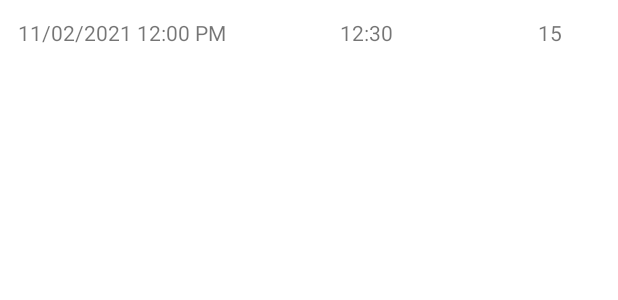
After one commit to zcr003/codebreaker, an Android app: the layout item_game_summary.xml on its own in the app's theme, with its tools: preview values and no code run, on a phone screen of 412 x 824 dp. The commit adds this screen. Shown: the top 300 px of the screen. Run offline under Robolectric (Android 15) with nearby library versions, the phone set to English and light mode, and no system bars; network calls fail.

Commit message:
App running. End of day commit.

```diff
--- a/app/src/main/res/layout/fragment_play.xml
+++ b/app/src/main/res/layout/fragment_play.xml
@@ -35,7 +35,7 @@
       android:layout_width="0dp"
       android:layout_height="wrap_content"
       android:inputType="text"
-      android:hint="@string/guess_hint"
+      android:hint="@string/text_of_guess"
       android:layout_margin="@dimen/half_dynamic_spacing"
       android:layout_weight="1"
       tools:ignore="Autofill"/>
--- a/app/src/main/res/layout/fragment_scores.xml
+++ b/app/src/main/res/layout/fragment_scores.xml
@@ -15,8 +15,9 @@
     app:layoutManager="androidx.recyclerview.widget.LinearLayoutManager"
     app:layout_constraintTop_toTopOf="parent"
     app:layout_constraintBottom_toBottomOf="parent"
+    app:layout_constraintStart_toStartOf="parent"
     app:layout_constraintEnd_toEndOf="parent"
-    app:layout_constraintStart_toStartOf="parent"/>
+    tools:listitem="@layout/item_game_summary"/>
 
 
 </androidx.constraintlayout.widget.ConstraintLayout>
--- /dev/null
+++ b/app/src/main/res/layout/item_game_summary.xml
@@ -0,0 +1,43 @@
+<?xml version="1.0" encoding="utf-8"?>
+<androidx.constraintlayout.widget.ConstraintLayout
+  xmlns:android="http://schemas.android.com/apk/res/android"
+  xmlns:tools="http://schemas.android.com/tools"
+  xmlns:app="http://schemas.android.com/apk/res-auto"
+  android:layout_width="match_parent"
+  android:layout_height="wrap_content"
+  android:padding="@dimen/half_dynamic_spacing">
+
+  <TextView
+    android:id="@+id/created"
+    android:layout_width="0dp"
+    android:layout_height="wrap_content"
+    android:layout_margin="@dimen/half_static_spacing"
+    tools:text="11/02/2021 12:00 PM"
+    app:layout_constraintTop_toTopOf="parent"
+    app:layout_constraintStart_toStartOf="parent"
+    app:layout_constraintEnd_toStartOf="@+id/total_time"
+    app:layout_constraintHorizontal_weight="5"/>
+
+  <TextView
+    android:id="@+id/total_time"
+    android:layout_width="0dp"
+    android:layout_height="wrap_content"
+    android:layout_margin="@dimen/half_static_spacing"
+    app:layout_constraintStart_toEndOf="@+id/created"
+    app:layout_constraintBaseline_toBaselineOf="@id/created"
+    app:layout_constraintEnd_toStartOf="@+id/guess_count"
+    app:layout_constraintHorizontal_weight="3"
+    tools:text="12:30"/>
+
+  <TextView
+    android:id="@+id/guess_count"
+    android:layout_width="0dp"
+    android:layout_height="wrap_content"
+    android:layout_margin="@dimen/half_static_spacing"
+    app:layout_constraintStart_toEndOf="@+id/total_time"
+    app:layout_constraintBaseline_toBaselineOf="@id/total_time"
+    app:layout_constraintEnd_toEndOf="parent"
+    app:layout_constraintHorizontal_weight="1"
+    tools:text="15"/>
+
+</androidx.constraintlayout.widget.ConstraintLayout>
--- a/app/src/main/res/values/strings.xml
+++ b/app/src/main/res/values/strings.xml
@@ -17,5 +17,6 @@
 
   <string name="play_error_message">Unable to process request. (%s)</string>
   <string name="error_dismiss">Dismiss</string>
+  <string name="text_of_guess">Text of Guess</string>
 
 </resources>
```
Also changed, not shown: app/src/main/java/edu/cnm/deepdive/codebreaker/adapter/GameSummaryAdapter.java (added, +72 -0 lines), app/src/main/java/edu/cnm/deepdive/codebreaker/controller/ScoresFragment.java (+5 -2 lines).
